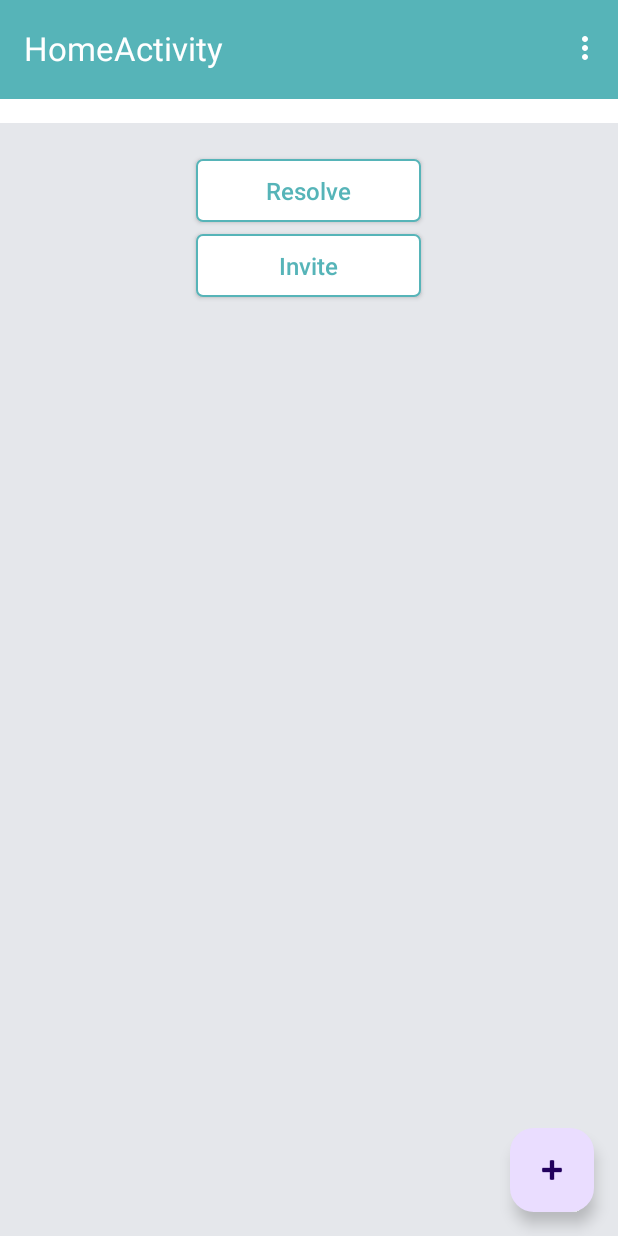
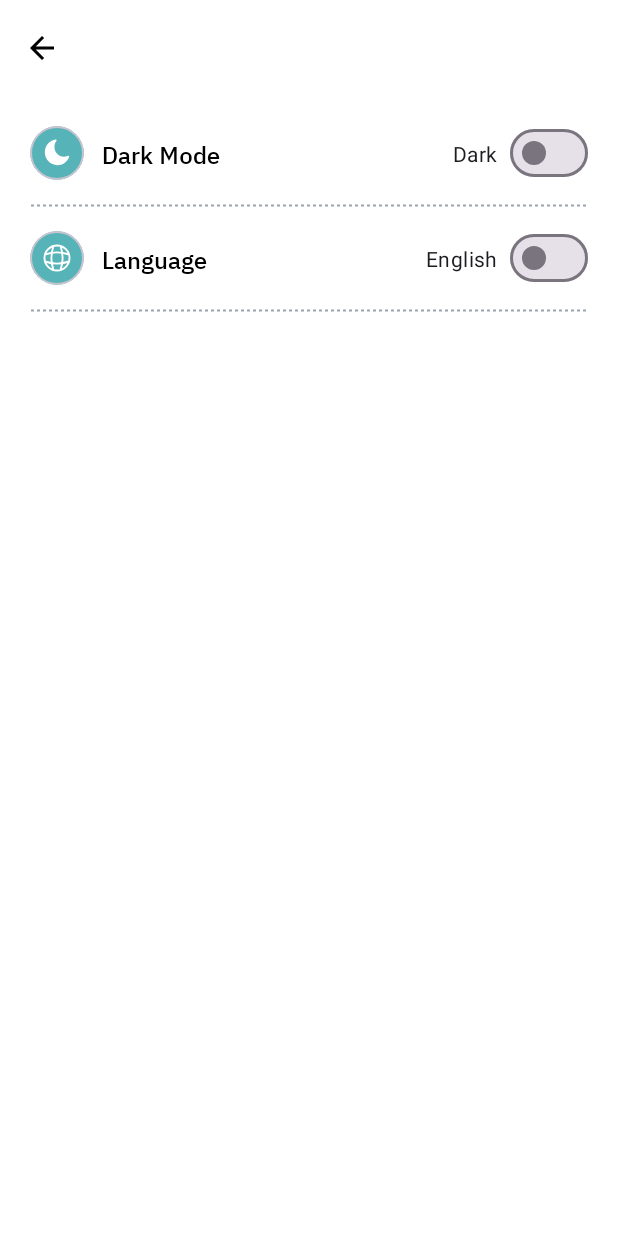
Before and after one commit to rktuhinbd/SplitExpense-GroupExpenseManager, an Android app: the HomeActivity screen opened directly, with no data from a screen before it, in the options menu, after a tap on "Settings", on a phone screen of 412 x 824 dp. Run offline under Robolectric (Android 15) with nearby library versions, the phone set to English and light mode, and no system bars; our stand-ins replace Dagger/Hilt's generated code, Room's generated code.

Commit message:
* * * improvement * * * • dark theme work in progress, shared preference implemented to store dark theme status • home activity tab layout hide issue fixed

```diff
--- a/app/src/main/java/com/rktuhinbd/splitxpens/home/view/activity/HomeActivity.kt
+++ b/app/src/main/java/com/rktuhinbd/splitxpens/home/view/activity/HomeActivity.kt
@@ -1,24 +1,20 @@
 package com.rktuhinbd.splitxpens.home.view.activity
 
 import android.annotation.SuppressLint
+import android.content.Intent
 import android.os.Bundle
-import android.util.Log
 import android.view.Menu
-import android.widget.Toast
-import androidx.activity.viewModels
+import android.view.MenuItem
 import androidx.appcompat.app.AppCompatActivity
 import androidx.viewpager2.widget.ViewPager2
 import com.google.android.material.snackbar.Snackbar
 import com.google.android.material.tabs.TabLayout
 import com.google.android.material.tabs.TabLayoutMediator
-import com.google.gson.GsonBuilder
 import com.rktuhinbd.splitxpens.R
-import com.rktuhinbd.splitxpens.add_member.viewmodel.AddMemberViewModel
 import com.rktuhinbd.splitxpens.databinding.ActivityHomeBinding
 import com.rktuhinbd.splitxpens.home.view.adapter.ViewPagerAdapter
 import com.rktuhinbd.splitxpens.home.view.fragment.ExpensesFragment
 import com.rktuhinbd.splitxpens.home.view.fragment.HomeFragment
-import com.rktuhinbd.splitxpens.utils.NetworkUtils
 import dagger.hilt.android.AndroidEntryPoint
 
 @AndroidEntryPoint
@@ -107,7 +103,19 @@ class HomeActivity : AppCompatActivity() {
 
     override fun onCreateOptionsMenu(menu: Menu): Boolean {
         // Inflate the menu; this adds items to the action bar if it is present.
-        menuInflater.inflate(R.menu.home, menu)
+        menuInflater.inflate(R.menu.menu_home, menu)
         return true
     }
+
+    override fun onOptionsItemSelected(item: MenuItem): Boolean {
+        return when (item.itemId) {
+            R.id.action_settings -> {
+                // Handle settings action
+                startActivity(Intent(this@HomeActivity, SettingsActivity::class.java))
+                true
+            }
+
+            else -> super.onOptionsItemSelected(item)
+        }
+    }
 }
--- /dev/null
+++ b/app/src/main/java/com/rktuhinbd/splitxpens/home/view/activity/SettingsActivity.kt
@@ -0,0 +1,44 @@
+package com.rktuhinbd.splitxpens.home.view.activity
+
+import android.os.Bundle
+import android.widget.CompoundButton
+import androidx.activity.enableEdgeToEdge
+import androidx.appcompat.app.AppCompatActivity
+import androidx.appcompat.app.AppCompatDelegate
+import androidx.core.view.ViewCompat
+import androidx.core.view.WindowInsetsCompat
+import com.rktuhinbd.splitxpens.R
+import com.rktuhinbd.splitxpens.databinding.ActivitySettingsBinding
+import com.rktuhinbd.splitxpens.utilities.MyPreferences
+
+class SettingsActivity : AppCompatActivity() {
+
+    private lateinit var binding: ActivitySettingsBinding
+
+    override fun onCreate(savedInstanceState: Bundle?) {
+        super.onCreate(savedInstanceState)
+
+        binding = ActivitySettingsBinding.inflate(layoutInflater)
+        setContentView(binding.root)
+
+        // Code to set your switch button according to your selection
+        binding.switchTheme.isChecked = MyPreferences(this@SettingsActivity).darkMode == 1
+
+        setupClickListeners()
+    }
+
+    private fun setupClickListeners() {
+
+        binding.switchTheme.setOnCheckedChangeListener { _: CompoundButton?, isChecked: Boolean ->
+            if (isChecked) {
+                AppCompatDelegate.setDefaultNightMode(AppCompatDelegate.MODE_NIGHT_YES)
+                MyPreferences(this).darkMode = 1  //This line will store dark mode in shared preference
+                delegate.applyDayNight()
+            } else {
+                AppCompatDelegate.setDefaultNightMode(AppCompatDelegate.MODE_NIGHT_NO)
+                MyPreferences(this).darkMode = 0  //This line will store light mode in shared preference
+                delegate.applyDayNight()
+            }
+        }
+    }
+}
--- /dev/null
+++ b/app/src/main/java/com/rktuhinbd/splitxpens/utilities/MyPreferences.kt
@@ -0,0 +1,16 @@
+package com.rktuhinbd.splitxpens.utilities
+import android.content.Context
+import androidx.preference.PreferenceManager
+
+class MyPreferences(context: Context) {
+
+    companion object {
+        private const val DARK_STATUS = "io.github.manuelernesto.DARK_STATUS"
+    }
+
+    private val preferences = PreferenceManager.getDefaultSharedPreferences(context)
+
+    var darkMode = preferences.getInt(DARK_STATUS, 0)
+        set(value) = preferences.edit().putInt(DARK_STATUS, value).apply()
+
+}
--- /dev/null
+++ b/app/src/main/res/drawable/ic_dark_mode_24.xml
@@ -0,0 +1,10 @@
+<vector xmlns:android="http://schemas.android.com/apk/res/android"
+    android:width="24dp"
+    android:height="24dp"
+    android:viewportWidth="24"
+    android:viewportHeight="24">
+  <path
+      android:pathData="M11.542,2.453C11.727,2.21 11.745,1.879 11.589,1.617C11.434,1.355 11.134,1.213 10.833,1.258C5.963,1.993 2.25,6.288 2.25,11.449C2.25,17.12 6.737,21.75 12.312,21.75C16.603,21.75 20.252,19.004 21.702,15.157C21.81,14.87 21.733,14.546 21.506,14.339C21.28,14.132 20.951,14.084 20.674,14.217C19.706,14.683 18.626,14.944 17.485,14.944C13.346,14.944 9.958,11.497 9.958,7.204C9.958,5.411 10.55,3.763 11.542,2.453Z"
+      android:fillColor="#FFFFFF"
+      android:fillType="evenOdd"/>
+</vector>
--- /dev/null
+++ b/app/src/main/res/drawable/ic_language_24.xml
@@ -0,0 +1,41 @@
+<vector xmlns:android="http://schemas.android.com/apk/res/android"
+    android:width="24dp"
+    android:height="24dp"
+    android:viewportWidth="24"
+    android:viewportHeight="24">
+  <path
+      android:pathData="M12,22C17.523,22 22,17.523 22,12C22,6.477 17.523,2 12,2C6.477,2 2,6.477 2,12C2,17.523 6.477,22 12,22Z"
+      android:strokeLineJoin="round"
+      android:strokeWidth="1.5"
+      android:fillColor="#00000000"
+      android:strokeColor="#FFFFFF"
+      android:strokeLineCap="round"/>
+  <path
+      android:pathData="M8,3H9C7.05,8.84 7.05,15.16 9,21H8"
+      android:strokeLineJoin="round"
+      android:strokeWidth="1.5"
+      android:fillColor="#00000000"
+      android:strokeColor="#FFFFFF"
+      android:strokeLineCap="round"/>
+  <path
+      android:pathData="M15,3C16.95,8.84 16.95,15.16 15,21"
+      android:strokeLineJoin="round"
+      android:strokeWidth="1.5"
+      android:fillColor="#00000000"
+      android:strokeColor="#FFFFFF"
+      android:strokeLineCap="round"/>
+  <path
+      android:pathData="M3,16V15C8.84,16.95 15.16,16.95 21,15V16"
+      android:strokeLineJoin="round"
+      android:strokeWidth="1.5"
+      android:fillColor="#00000000"
+      android:strokeColor="#FFFFFF"
+      android:strokeLineCap="round"/>
+  <path
+      android:pathData="M3,9C8.84,7.05 15.16,7.05 21,9"
+      android:strokeLineJoin="round"
+      android:strokeWidth="1.5"
+      android:fillColor="#00000000"
+      android:strokeColor="#FFFFFF"
+      android:strokeLineCap="round"/>
+</vector>
--- a/app/src/main/res/drawable/shape_dotted_divider_horizontal.xml
+++ b/app/src/main/res/drawable/shape_dotted_divider_horizontal.xml
@@ -3,7 +3,7 @@
     android:shape="line">
     <stroke
         android:width="@dimen/_1dp"
-        android:color="#9CA3AF"
+        android:color="@color/stroke_color"
         android:dashWidth="@dimen/_2dp"
         android:dashGap="@dimen/_2dp" />
 </shape>
--- /dev/null
+++ b/app/src/main/res/layout/activity_settings.xml
@@ -0,0 +1,150 @@
+<?xml version="1.0" encoding="utf-8"?>
+<androidx.constraintlayout.widget.ConstraintLayout xmlns:android="http://schemas.android.com/apk/res/android"
+    xmlns:app="http://schemas.android.com/apk/res-auto"
+    xmlns:tools="http://schemas.android.com/tools"
+    android:id="@+id/main"
+    android:layout_width="match_parent"
+    android:layout_height="match_parent"
+    tools:context=".home.view.activity.SettingsActivity">
+
+    <include
+        android:id="@+id/toolbar"
+        layout="@layout/layout_toolbar"
+        app:layout_constraintEnd_toEndOf="parent"
+        app:layout_constraintStart_toStartOf="parent"
+        app:layout_constraintTop_toTopOf="parent" />
+
+    <androidx.appcompat.widget.LinearLayoutCompat
+        android:layout_width="0dp"
+        android:layout_height="0dp"
+        android:orientation="vertical"
+        android:padding="20dp"
+        app:layout_constraintBottom_toBottomOf="parent"
+        app:layout_constraintEnd_toEndOf="parent"
+        app:layout_constraintStart_toStartOf="parent"
+        app:layout_constraintTop_toBottomOf="@+id/toolbar">
+
+        <androidx.constraintlayout.widget.ConstraintLayout
+            android:id="@+id/darkThemeLayout"
+            android:layout_width="match_parent"
+            android:layout_height="wrap_content">
+
+            <com.google.android.material.card.MaterialCardView
+                android:id="@+id/cardIcon1"
+                android:layout_width="36dp"
+                android:layout_height="36dp"
+                app:cardBackgroundColor="?attr/colorPrimary"
+                app:cardCornerRadius="18dp"
+                app:cardElevation="0dp"
+                app:layout_constraintStart_toStartOf="parent"
+                app:layout_constraintTop_toTopOf="parent">
+
+                <ImageView
+                    android:layout_width="match_parent"
+                    android:layout_height="match_parent"
+                    android:layout_margin="8dp"
+                    app:srcCompat="@drawable/ic_dark_mode_24"
+                    tools:ignore="ContentDescription" />
+
+            </com.google.android.material.card.MaterialCardView>
+
+            <TextView
+                style="@style/TextSubtitleMedium"
+                android:layout_width="wrap_content"
+                android:layout_height="wrap_content"
+                android:layout_marginStart="12dp"
+                android:text="Dark Mode"
+                app:layout_constraintBottom_toBottomOf="@+id/cardIcon1"
+                app:layout_constraintStart_toEndOf="@+id/cardIcon1"
+                app:layout_constraintTop_toTopOf="@+id/cardIcon1"
+                tools:ignore="HardcodedText" />
+
+            <com.google.android.material.materialswitch.MaterialSwitch
+                android:id="@+id/switchTheme"
+                android:layout_width="wrap_content"
+                android:layout_height="wrap_content"
+                android:text="Dark"
+                android:textOff="Off"
+                android:textOn="On"
+                app:layout_constraintBottom_toBottomOf="@+id/cardIcon1"
+                app:layout_constraintEnd_toEndOf="parent"
+                app:layout_constraintTop_toTopOf="@+id/cardIcon1"
+                app:switchPadding="8dp"
+                tools:ignore="HardcodedText" />
+
+            <View
+                android:layout_width="0dp"
+                android:layout_height="2dp"
+                android:layout_marginTop="16dp"
+                android:background="@drawable/shape_dotted_divider_horizontal"
+                app:layout_constraintBottom_toBottomOf="parent"
+                app:layout_constraintEnd_toEndOf="parent"
+                app:layout_constraintStart_toStartOf="parent"
+                app:layout_constraintTop_toBottomOf="@+id/cardIcon1" />
+
+        </androidx.constraintlayout.widget.ConstraintLayout>
+
+        <androidx.constraintlayout.widget.ConstraintLayout
+            android:id="@+id/languageLayout"
+            android:layout_width="match_parent"
+            android:layout_height="wrap_content"
+            android:layout_marginTop="16dp">
+
+            <com.google.android.material.card.MaterialCardView
+                android:id="@+id/cardIcon2"
+                android:layout_width="36dp"
+                android:layout_height="36dp"
+                app:cardBackgroundColor="?attr/colorPrimary"
+                app:cardCornerRadius="18dp"
+                app:cardElevation="0dp"
+                app:layout_constraintStart_toStartOf="parent"
+                app:layout_constraintTop_toTopOf="parent">
+
+                <ImageView
+                    android:layout_width="match_parent"
+                    android:layout_height="match_parent"
+                    android:layout_margin="8dp"
+                    app:srcCompat="@drawable/ic_language_24"
+                    tools:ignore="ContentDescription" />
+
+            </com.google.android.material.card.MaterialCardView>
+
+            <TextView
+                style="@style/TextSubtitleMedium"
+                android:layout_width="wrap_content"
+                android:layout_height="wrap_content"
+                android:layout_marginStart="12dp"
+                android:text="Language"
+                app:layout_constraintBottom_toBottomOf="@+id/cardIcon2"
+                app:layout_constraintStart_toEndOf="@+id/cardIcon2"
+                app:layout_constraintTop_toTopOf="@+id/cardIcon2"
+                tools:ignore="HardcodedText" />
+
+            <com.google.android.material.materialswitch.MaterialSwitch
+                android:id="@+id/switchLanguage"
+                android:layout_width="wrap_content"
+                android:layout_height="wrap_content"
+                android:text="English"
+                android:textOff="Off"
+                android:textOn="On"
+                app:layout_constraintBottom_toBottomOf="@+id/cardIcon2"
+                app:layout_constraintEnd_toEndOf="parent"
+                app:layout_constraintTop_toTopOf="@+id/cardIcon2"
+                app:switchPadding="8dp"
+                tools:ignore="HardcodedText" />
+
+            <View
+                android:layout_width="0dp"
+                android:layout_height="2dp"
+                android:layout_marginTop="16dp"
+                android:background="@drawable/shape_dotted_divider_horizontal"
+                app:layout_constraintBottom_toBottomOf="parent"
+                app:layout_constraintEnd_toEndOf="parent"
+                app:layout_constraintStart_toStartOf="parent"
+                app:layout_constraintTop_toBottomOf="@+id/cardIcon2" />
+
+        </androidx.constraintlayout.widget.ConstraintLayout>
+
+    </androidx.appcompat.widget.LinearLayoutCompat>
+
+</androidx.constraintlayout.widget.ConstraintLayout>
--- a/app/src/main/res/layout/app_bar_home.xml
+++ b/app/src/main/res/layout/app_bar_home.xml
@@ -31,6 +31,8 @@
         android:layout_gravity="bottom|end"
         android:layout_marginEnd="@dimen/fab_margin"
         android:layout_marginBottom="16dp"
+        android:contentDescription="@string/add_group_participants"
+        android:importantForAccessibility="yes"
         app:srcCompat="@android:drawable/ic_input_add" />
 
 </androidx.coordinatorlayout.widget.CoordinatorLayout>
--- a/app/src/main/res/layout/content_home.xml
+++ b/app/src/main/res/layout/content_home.xml
@@ -43,8 +43,8 @@
 
     <androidx.viewpager2.widget.ViewPager2
         android:id="@+id/viewPager"
-        android:layout_width="match_parent"
-        android:layout_height="match_parent"
+        android:layout_width="0dp"
+        android:layout_height="0dp"
         android:layout_marginTop="@dimen/_2dp"
         app:layout_constraintBottom_toBottomOf="parent"
         app:layout_constraintEnd_toEndOf="parent"
--- a/app/src/main/res/layout/fragment_home.xml
+++ b/app/src/main/res/layout/fragment_home.xml
@@ -3,13 +3,13 @@
     xmlns:app="http://schemas.android.com/apk/res-auto"
     xmlns:tools="http://schemas.android.com/tools"
     android:layout_width="match_parent"
-    android:layout_height="match_parent"
+    android:layout_height="wrap_content"
     android:fillViewport="true"
     tools:context=".home.view.fragment.HomeFragment">
 
     <androidx.appcompat.widget.LinearLayoutCompat
         android:layout_width="match_parent"
-        android:layout_height="match_parent"
+        android:layout_height="wrap_content"
         android:background="@color/grey_200"
         android:gravity="center_horizontal"
         android:orientation="vertical">
--- a/app/src/main/res/layout/rv_item_members.xml
+++ b/app/src/main/res/layout/rv_item_members.xml
@@ -13,6 +13,7 @@
         android:layout_height="wrap_content"
         android:paddingTop="@dimen/_12dp"
         android:paddingBottom="@dimen/_12dp"
+        android:textColor="?android:textColorPrimary"
         app:layout_constraintEnd_toEndOf="parent"
         app:layout_constraintStart_toStartOf="parent"
         app:layout_constraintTop_toTopOf="parent"
--- a/app/src/main/res/values-night/colors.xml
+++ b/app/src/main/res/values-night/colors.xml
@@ -1,8 +1,14 @@
 <?xml version="1.0" encoding="utf-8"?>
 <resources>
-    <color name="color_primary">#56B4B8</color>
-    <color name="color_secondary">#82C459</color>
-    <color name="color_on_secondary">#E63C3C</color>
+    <!--    Primary Brand Color (Dark) -->
+    <color name="color_primary">#121212</color>
+    <color name="color_primary_variant">#070A10</color>
+    <color name="color_on_primary">#332940</color>
+
+    <!--    Secondary Brand Color (Dark) -->
+    <color name="color_secondary">#FF7597</color>
+    <color name="color_secondary_variant">#FF0266</color>
+    <color name="color_on_secondary">#332940</color>
 
     <!--    Background color -->
     <color name="status_bar_color">#101112</color>
--- a/app/src/main/res/values/colors.xml
+++ b/app/src/main/res/values/colors.xml
@@ -1,7 +1,13 @@
 <?xml version="1.0" encoding="utf-8"?>
 <resources>
+    <!--    Primary Brand Color (Light) -->
     <color name="color_primary">#56B4B8</color>
+    <color name="color_primary_variant">#56B4B8</color>
+    <color name="color_on_primary">#A4F6AC</color>
+
+    <!--    Secondary Brand Color (Light) -->
     <color name="color_secondary">#82C459</color>
+    <color name="color_secondary_variant">#82C459</color>
     <color name="color_on_secondary">#E63C3C</color>
 
     <!--    Background color -->
--- a/app/src/main/res/values/themes.xml
+++ b/app/src/main/res/values/themes.xml
@@ -2,14 +2,21 @@
     <!-- Base application theme. -->
     <style name="BaseTheme" parent="Theme.Material3.DayNight.NoActionBar">
         <!-- Customize your light theme here. -->
+
+        <!-- Primary brand color. -->
         <item name="colorPrimary">@color/color_primary</item>
+        <item name="colorPrimaryVariant">@color/color_primary_variant</item>
+        <item name="colorOnPrimary">@color/color_on_primary</item>
+
+        <!-- Secondary brand color. -->
         <item name="colorSecondary">@color/color_secondary</item>
-
+        <item name="colorSecondaryVariant">@color/color_secondary_variant</item>
         <item name="colorOnSecondary">@color/color_on_secondary</item>
 
         <item name="windowActionBar">false</item>
         <item name="windowNoTitle">true</item>
 
+        <!-- Background and text colors for light mode. -->
         <item name="android:windowBackground">@color/window_background_color</item>
         <item name="android:navigationBarColor">@color/window_background_color</item>
         <item name="android:textColorPrimary">@color/text_color_primary</item>
--- a/build.gradle
+++ b/build.gradle
@@ -1,13 +1,13 @@
 buildscript {
     dependencies {
-        classpath 'com.android.tools.build:gradle:8.4.1'
+        classpath 'com.android.tools.build:gradle:8.5.0'
         classpath 'com.google.gms:google-services:4.4.1'
         classpath 'com.google.firebase:firebase-appdistribution-gradle:5.0.0'
     }
 }// Top-level build file where you can add configuration options common to all sub-projects/modules.
 plugins {
-    id 'com.android.application' version '8.4.1' apply false
-    id 'com.android.library' version '8.4.1' apply false
+    id 'com.android.application' version '8.5.0' apply false
+    id 'com.android.library' version '8.5.0' apply false
     id 'org.jetbrains.kotlin.android' version '1.8.20' apply false
     id 'com.google.gms.google-services' version '4.3.15' apply false
     id 'com.google.dagger.hilt.android' version '2.44' apply false
```
Also changed, not shown: app/build.gradle (+11 -7 lines), app/src/main/AndroidManifest.xml (+6 -1 lines), app/src/main/res/menu/menu_home.xml (renamed from app/src/main/res/menu/home.xml), gradle/wrapper/gradle-wrapper.properties.
